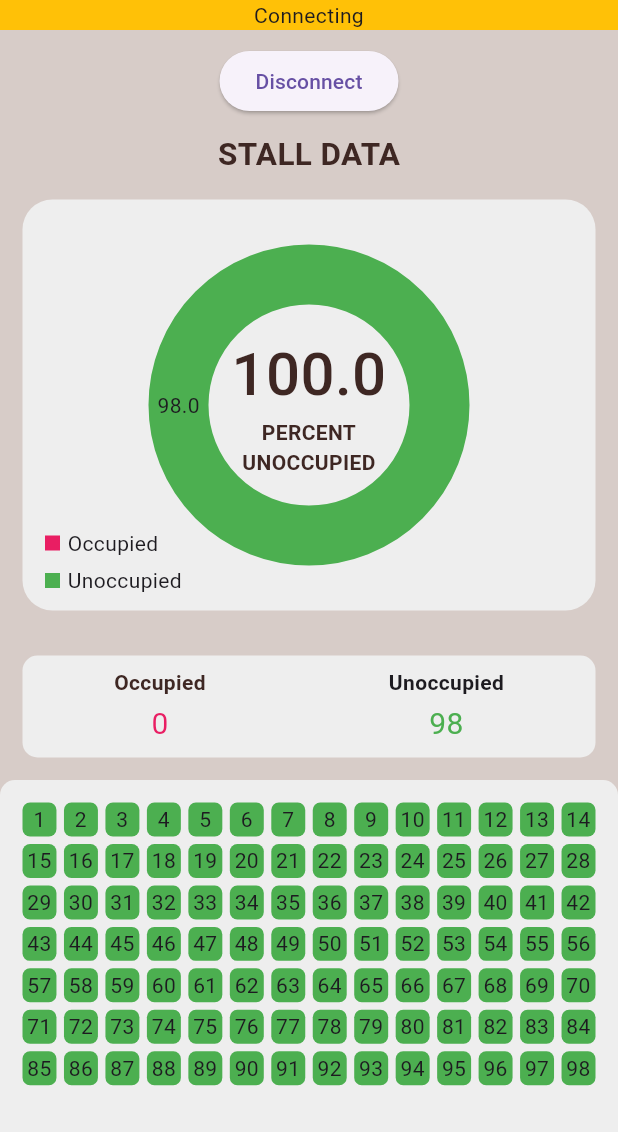
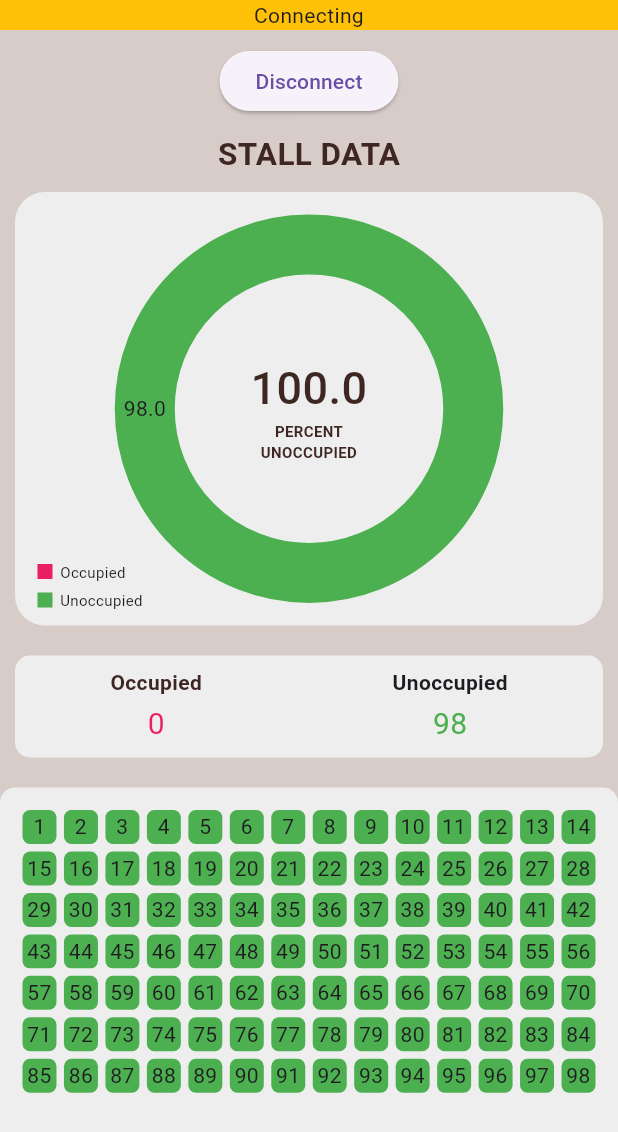
Before and after one commit to fyk-sen/eiu, a Flutter app: the screen it shows after launch, after a tap on "Connect", on a phone screen of 412 x 824 dp. Shown: the top 1132 px of the screen. Run offline on Flutter 3.47's test engine with Material 3 defaults, Android fonts, the phone set to English and light mode, and no system bars; drawn by our look-alikes of fl_chart; missing offline and left inert: mqtt_client.

Commit message:
minor adjustments

```diff
--- a/lib/widgets/chart.dart
+++ b/lib/widgets/chart.dart
@@ -40,7 +40,7 @@ Widget chart(String data, cell, id, value, sub, unocc, occ, percentage, round) {
 
     return Expanded(
       child: Padding(
-        padding: const EdgeInsets.all(15.0),
+        padding: const EdgeInsets.all(10.0),
         child: Container(
           decoration: BoxDecoration(
               borderRadius: const BorderRadius.all(Radius.circular(20)),
@@ -56,16 +56,16 @@ Widget chart(String data, cell, id, value, sub, unocc, occ, percentage, round) {
                 "$round",
                 style: TextStyle(
                     color: Colors.brown[900],
-                    fontSize: 40,
+                    fontSize: 30,
                     fontWeight: FontWeight.w500),
                 textAlign: TextAlign.center,
               ),
-              Text('PERCENT\nUNOCCUPIED', style: TextStyle(color: Colors.brown[900], fontWeight: FontWeight.bold,), textAlign: TextAlign.center,)
+              Text('PERCENT\nUNOCCUPIED', style: TextStyle(color: Colors.brown[900], fontWeight: FontWeight.bold, fontSize: 10), textAlign: TextAlign.center,)
                 ],
               ),
 
               Padding(
-                padding: const EdgeInsets.all(30.0),
+                padding: const EdgeInsets.all(15.0),
                 child: PieChart(
                   swapAnimationCurve: Curves.easeInOut,
                   swapAnimationDuration: const Duration(milliseconds: 750),
--- a/lib/widgets/grid.dart
+++ b/lib/widgets/grid.dart
@@ -4,6 +4,8 @@ import 'package:flutter/material.dart';
 
 Widget grid(sub, context, space) {
     return Expanded(
+      child: Padding(
+        padding: const EdgeInsets.only(top: 10.0),
         child: Container(decoration: BoxDecoration(borderRadius: const BorderRadius.only(topLeft: Radius.circular(10), topRight: Radius.circular(10)), color: Colors.grey[200]),
           child: GridView.count(
             crossAxisCount: 14,
@@ -28,5 +30,6 @@ Widget grid(sub, context, space) {
             ],
           ),
         ),
+      ),
     );
   }
--- a/lib/widgets/legend.dart
+++ b/lib/widgets/legend.dart
@@ -20,5 +20,5 @@ Widget legendData(String title, Color color) {
         height: 10,
         color: color,),
       const SizedBox(width: 5),
-      Text(title),
+      Text(title, style: const TextStyle(fontSize: 10),),
 ],);}
--- a/lib/widgets/stat.dart
+++ b/lib/widgets/stat.dart
@@ -2,7 +2,7 @@ import 'package:flutter/material.dart';
 
 Widget stat(occ, unocc) {
     return Padding(
-      padding: const EdgeInsets.all(15.0),
+      padding: const EdgeInsets.all(10.0),
       child: Expanded(
         child: Container(
           decoration: BoxDecoration(
```
Lines whose indentation alone changed are shown as unchanged.
